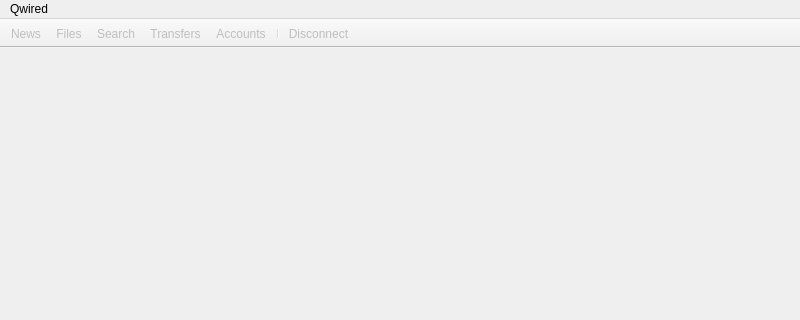
Before: the Qt Designer form qw_client/gui/WinMain.ui in pcjpnet/qwired-suite, drawn with Qt 5; both pictures show x 0 to 800 and y 0 to 320 of the 800 by 600 pixel window.
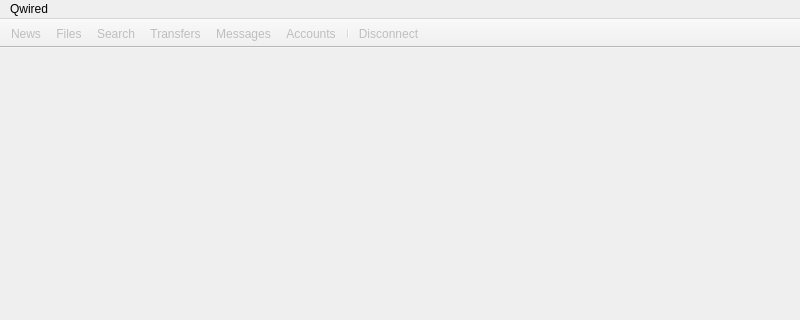
After: the same form once the commit is applied. Icons and pictures are not drawn.

Commit message: Added lang_es.ts & .qm to SVN. Started work on private messages tab

Diff of the .ui file:
```diff
--- a/qw_client/gui/WinMain.ui
+++ b/qw_client/gui/WinMain.ui
@@ -71,6 +71,7 @@
    <addaction name="actionFiles" />
    <addaction name="actionSearch" />
    <addaction name="actionTransfers" />
+   <addaction name="actionMessages" />
    <addaction name="actionAccounts" />
    <addaction name="separator" />
    <addaction name="actionDisconnect" />
@@ -145,6 +146,13 @@
    </property>
   </action>
   <action name="actionMessages" >
+   <property name="enabled" >
+    <bool>false</bool>
+   </property>
+   <property name="icon" >
+    <iconset resource="../application.qrc" >
+     <normaloff>:/icons/32x32/mail-message-new.png</normaloff>:/icons/32x32/mail-message-new.png</iconset>
+   </property>
    <property name="text" >
     <string>Messages</string>
    </property>
```
Left out of the diff: 20 changed lines with no effect on the pictures. The commit also changes 6 other files.
